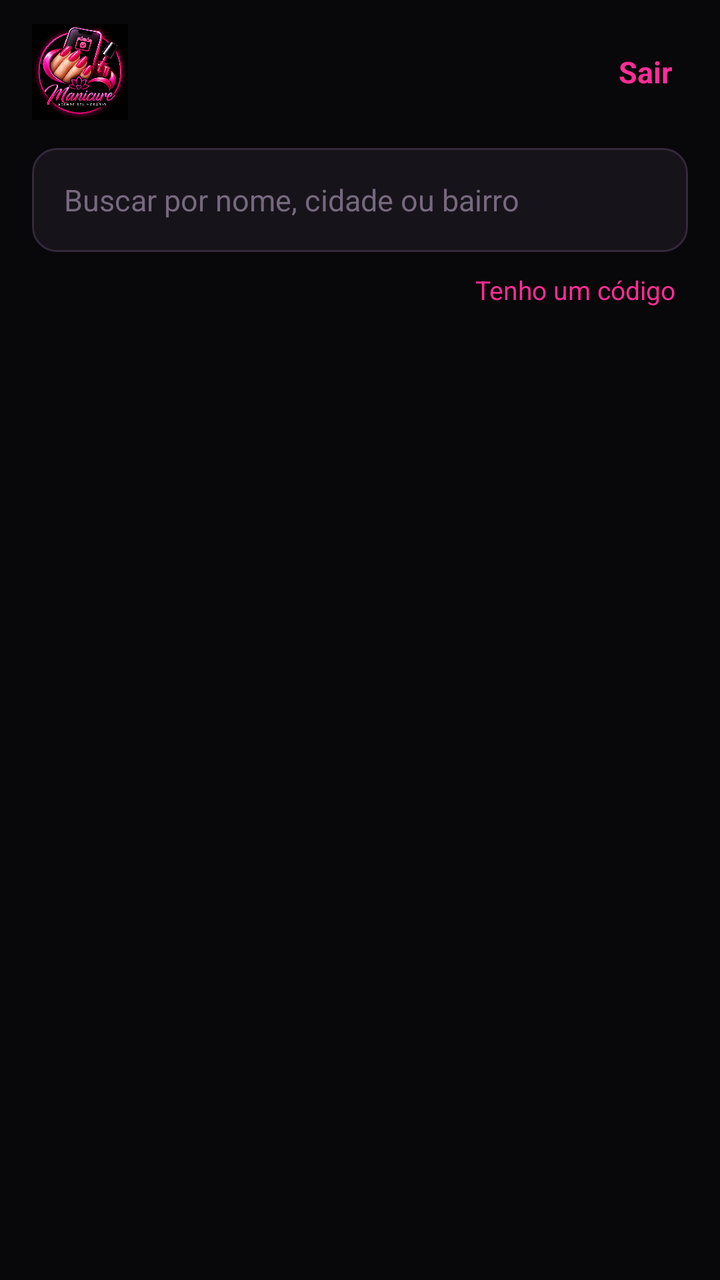
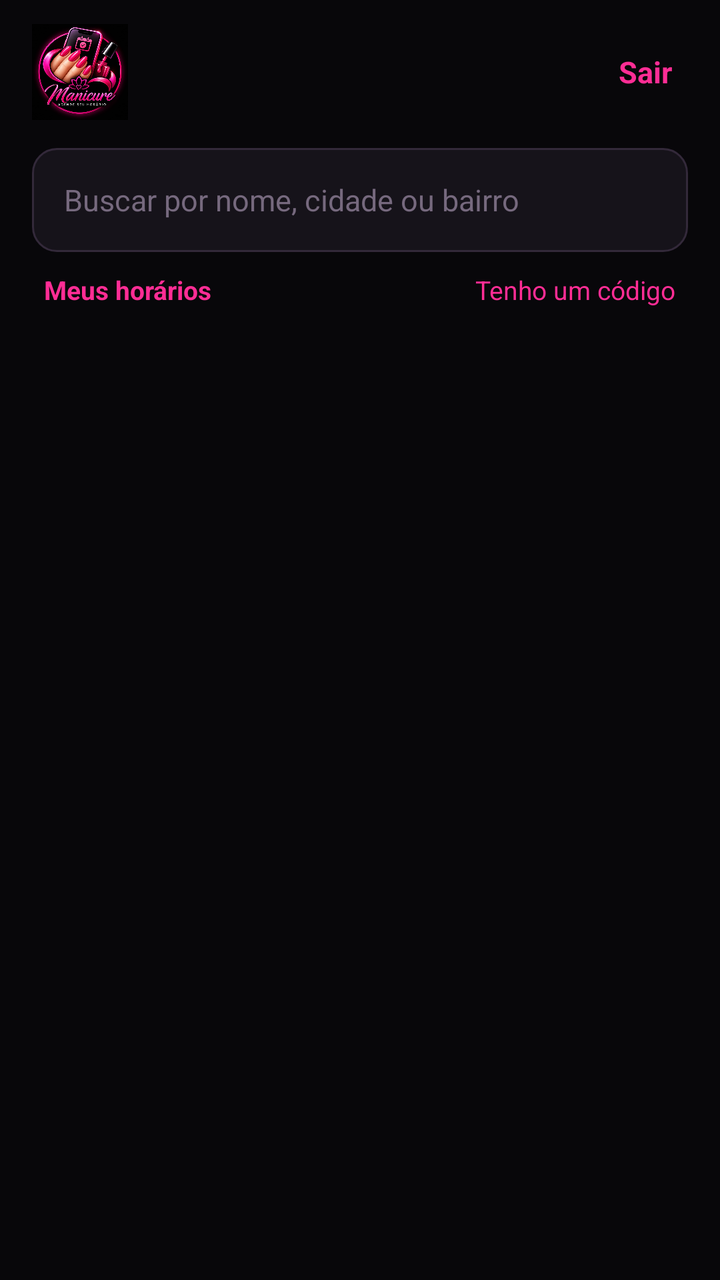

Two renders of the same Android screen: before a commit and after it. Below are the layout's source before the change and the commit's diff.
<!-- AndroidManifest.xml: application theme Theme.Manicure -->
<!-- res/layout/activity_home_cliente.xml -->
<?xml version="1.0" encoding="utf-8"?>
<LinearLayout xmlns:android="http://schemas.android.com/apk/res/android"
    android:layout_width="match_parent"
    android:layout_height="match_parent"
    android:background="@color/fundo"
    android:orientation="vertical"
    android:paddingStart="16dp"
    android:paddingTop="12dp"
    android:paddingEnd="16dp">

    <LinearLayout
        android:layout_width="match_parent"
        android:layout_height="wrap_content"
        android:gravity="center_vertical"
        android:orientation="horizontal">

        <ImageView
            android:layout_width="48dp"
            android:layout_height="48dp"
            android:contentDescription="@null"
            android:src="@drawable/logo_manicure" />

        <TextView
            android:id="@+id/tvOla"
            android:layout_width="0dp"
            android:layout_height="wrap_content"
            android:layout_marginStart="10dp"
            android:layout_weight="1"
            android:textColor="@color/texto"
            android:textSize="18sp"
            android:textStyle="bold" />

        <TextView
            android:id="@+id/btnSair"
            android:layout_width="wrap_content"
            android:layout_height="wrap_content"
            android:background="?attr/selectableItemBackground"
            android:padding="8dp"
            android:text="@string/sair"
            android:textColor="@color/rosa"
            android:textSize="15sp"
            android:textStyle="bold" />
    </LinearLayout>

    <EditText
        android:id="@+id/etBusca"
        style="@style/Campo"
        android:layout_marginTop="14dp"
        android:layout_marginBottom="4dp"
        android:hint="@string/cliente_busca_dica"
        android:imeOptions="actionSearch"
        android:inputType="text" />

    <TextView
        android:id="@+id/tvCodigo"
        android:layout_width="wrap_content"
        android:layout_height="wrap_content"
        android:layout_gravity="end"
        android:padding="6dp"
        android:text="@string/cliente_tenho_codigo"
        android:textColor="@color/rosa"
        android:textSize="13sp" />

    <FrameLayout
        android:layout_width="match_parent"
        android:layout_height="0dp"
        android:layout_weight="1">

        <androidx.recyclerview.widget.RecyclerView
            android:id="@+id/rvProfissionais"
            android:layout_width="match_parent"
            android:layout_height="match_parent"
            android:clipToPadding="false"
            android:paddingBottom="16dp" />

        <TextView
            android:id="@+id/tvVazio"
            style="@style/TextoCorpo"
            android:layout_marginTop="32dp"
            android:gravity="center"
            android:text="@string/cliente_vazio"
            android:visibility="gone" />

        <ProgressBar
            android:id="@+id/progressBar"
            android:layout_width="32dp"
            android:layout_height="32dp"
            android:layout_gravity="center_horizontal"
            android:layout_marginTop="32dp"
            android:indeterminateTint="@color/rosa" />
    </FrameLayout>
</LinearLayout>
<!-- resources referenced by this layout -->
<resources>
  <color name="fundo">#08070A</color>
  <color name="rosa">#FF2D95</color>
  <color name="texto">#FFFFFF</color>
  <!-- drawable logo_manicure: png bitmap (drawable-nodpi, 389142 bytes) -->
  <string name="cliente_busca_dica">Buscar por nome, cidade ou bairro</string>
  <string name="cliente_tenho_codigo">Tenho um código</string>
  <string name="cliente_vazio">Nenhuma profissional encontrada. Tente outra cidade ou bairro.</string>
  <string name="sair">Sair</string>
  <style name="Campo">
          <item name="android:layout_width">match_parent</item>
          <item name="android:layout_height">52dp</item>
          <item name="android:layout_marginBottom">12dp</item>
          <item name="android:background">@drawable/bg_campo</item>
          <item name="android:paddingStart">16dp</item>
          <item name="android:paddingEnd">16dp</item>
          <item name="android:textColor">@color/texto</item>
          <item name="android:textColorHint">@color/dica</item>
          <item name="android:textSize">15sp</item>
          <item name="android:singleLine">true</item>
      </style>
  <style name="TextoCorpo">
          <item name="android:layout_width">match_parent</item>
          <item name="android:layout_height">wrap_content</item>
          <item name="android:textColor">@color/texto_secundario</item>
          <item name="android:textSize">14sp</item>
          <item name="android:lineSpacingExtra">3dp</item>
      </style>
  <style name="Theme.Manicure" parent="Theme.MaterialComponents.NoActionBar">
          <item name="colorPrimary">@color/rosa</item>
          <item name="colorPrimaryVariant">@color/rosa_escuro</item>
          <item name="colorOnPrimary">@color/branco</item>
          <item name="colorSecondary">@color/rosa</item>
          <item name="colorSecondaryVariant">@color/rosa_escuro</item>
          <item name="colorOnSecondary">@color/branco</item>
          <item name="colorSurface">@color/superficie</item>
          <item name="colorOnSurface">@color/texto</item>
          <item name="android:colorBackground">@color/fundo</item>
          <item name="android:windowBackground">@color/fundo</item>
          <item name="android:statusBarColor">@color/fundo</item>
          <item name="android:navigationBarColor">@color/fundo</item>
          <item name="android:textColorPrimary">@color/texto</item>
          <item name="android:textColorSecondary">@color/texto_secundario</item>
          <item name="android:textColorHint">@color/dica</item>
          <item name="materialAlertDialogTheme">@style/Theme.Manicure.Dialogo</item>
      </style>
  <!-- drawable bg_campo (drawable) -->
  <?xml version="1.0" encoding="utf-8"?>
  <shape xmlns:android="http://schemas.android.com/apk/res/android" android:shape="rectangle">
      <solid android:color="@color/superficie" />
      <stroke android:width="1dp" android:color="@color/borda" />
      <corners android:radius="12dp" />
  </shape>
  <color name="dica">#76697E</color>
  <color name="texto_secundario">#B3A9B8</color>
  <color name="rosa_escuro">#D9006C</color>
  <color name="branco">#FFFFFF</color>
  <color name="superficie">#16131A</color>
  <style name="Theme.Manicure.Dialogo" parent="ThemeOverlay.MaterialComponents.MaterialAlertDialog">
          <item name="colorPrimary">@color/rosa</item>
          <item name="colorSurface">@color/superficie_alta</item>
          <item name="colorOnSurface">@color/texto</item>
          <item name="android:textColorPrimary">@color/texto</item>
          <item name="android:textColorHint">@color/dica</item>
      </style>
  <color name="borda">#33293A</color>
  <color name="superficie_alta">#211B26</color>
</resources>

<!-- the commit's change to res/layout/activity_home_cliente.xml (unified diff, before → after) -->
@@ -37,7 +37,7 @@
             android:background="?attr/selectableItemBackground"
             android:padding="8dp"
             android:text="@string/sair"
-            android:textColor="@color/rosa"
+            android:textColor="?attr/corDestaque"
             android:textSize="15sp"
             android:textStyle="bold" />
     </LinearLayout>
@@ -51,15 +51,31 @@
         android:imeOptions="actionSearch"
         android:inputType="text" />
 
-    <TextView
-        android:id="@+id/tvCodigo"
-        android:layout_width="wrap_content"
+    <LinearLayout
+        android:layout_width="match_parent"
         android:layout_height="wrap_content"
-        android:layout_gravity="end"
-        android:padding="6dp"
-        android:text="@string/cliente_tenho_codigo"
-        android:textColor="@color/rosa"
-        android:textSize="13sp" />
+        android:orientation="horizontal">
+
+        <TextView
+            android:id="@+id/tvMeusHorarios"
+            android:layout_width="0dp"
+            android:layout_height="wrap_content"
+            android:layout_weight="1"
+            android:padding="6dp"
+            android:text="@string/meus_horarios_link"
+            android:textColor="?attr/corDestaque"
+            android:textSize="13sp"
+            android:textStyle="bold" />
+
+        <TextView
+            android:id="@+id/tvCodigo"
+            android:layout_width="wrap_content"
+            android:layout_height="wrap_content"
+            android:padding="6dp"
+            android:text="@string/cliente_tenho_codigo"
+            android:textColor="?attr/corDestaque"
+            android:textSize="13sp" />
+    </LinearLayout>
 
     <FrameLayout
         android:layout_width="match_parent"
@@ -87,6 +103,6 @@
             android:layout_height="32dp"
             android:layout_gravity="center_horizontal"
             android:layout_marginTop="32dp"
-            android:indeterminateTint="@color/rosa" />
+            android:indeterminateTint="?attr/corDestaque" />
     </FrameLayout>
 </LinearLayout>
<!-- resource entries referenced after the edit -->
@@ -2,11 +2,13 @@
 <resources>
   <color name="fundo">#08070A</color>
   <color name="rosa">#FF2D95</color>
+  <color name="rosa_claro">#FF6FB5</color>
   <color name="texto">#FFFFFF</color>
   <!-- drawable logo_manicure: png bitmap (drawable-nodpi, 389142 bytes) -->
   <string name="cliente_busca_dica">Buscar por nome, cidade ou bairro</string>
   <string name="cliente_tenho_codigo">Tenho um código</string>
   <string name="cliente_vazio">Nenhuma profissional encontrada. Tente outra cidade ou bairro.</string>
+  <string name="meus_horarios_link">Meus horários</string>
   <string name="sair">Sair</string>
   <style name="Campo">
           <item name="android:layout_width">match_parent</item>
@@ -28,6 +30,10 @@
           <item name="android:lineSpacingExtra">3dp</item>
       </style>
   <style name="Theme.Manicure" parent="Theme.MaterialComponents.NoActionBar">
+          <item name="corDestaque">@color/rosa</item>
+          <item name="corDestaqueClaro">@color/rosa_claro</item>
+          <item name="corDestaqueEscuro">@color/rosa_escuro</item>
+          <item name="corTextoBotao">@color/branco</item>
           <item name="colorPrimary">@color/rosa</item>
           <item name="colorPrimaryVariant">@color/rosa_escuro</item>
           <item name="colorOnPrimary">@color/branco</item>
@@ -58,7 +64,7 @@
   <color name="branco">#FFFFFF</color>
   <color name="superficie">#16131A</color>
   <style name="Theme.Manicure.Dialogo" parent="ThemeOverlay.MaterialComponents.MaterialAlertDialog">
-          <item name="colorPrimary">@color/rosa</item>
+          <item name="colorPrimary">?attr/corDestaque</item>
           <item name="colorSurface">@color/superficie_alta</item>
           <item name="colorOnSurface">@color/texto</item>
           <item name="android:textColorPrimary">@color/texto</item>
